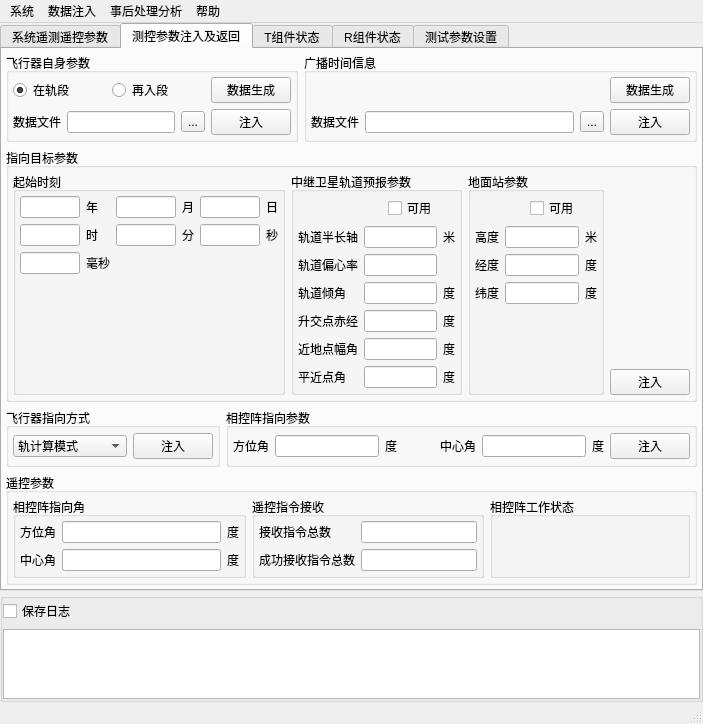
Above: InterfaceClient/interfaceclient.ui from juniperdiego/ClientOfNavigationForRXF before the change. Below: the same form after it.
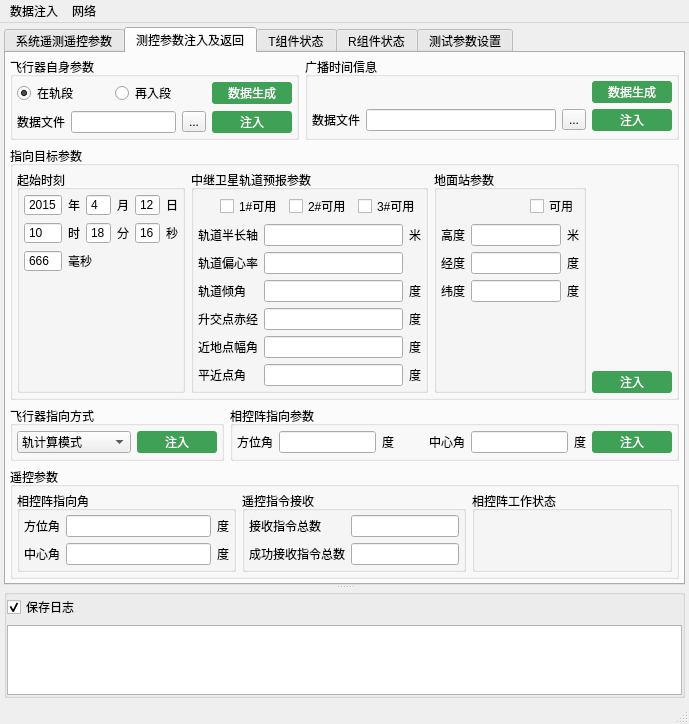
That is the form after the change. The open tabs and pages were chosen to show the change. Icons and pictures are not drawn.

What changed in the file:
```diff
--- a/InterfaceClient/interfaceclient.ui
+++ b/InterfaceClient/interfaceclient.ui
@@ -6,31 +6,42 @@
    <rect>
     <x>0</x>
     <y>0</y>
-    <width>703</width>
+    <width>689</width>
     <height>660</height>
    </rect>
   </property>
   <property name="windowTitle">
    <string>XXX地检客户端</string>
   </property>
+  <property name="styleSheet">
+   <string notr="true">QPushButton{
+background-color:rgb(63,161,86);                                            color: white;   border-radius: 3px;  border-style: outset;}
+                                           
+QPushButton:hover{
+background-color:rgb(85,192,86);}
+                                          
+QPushButton:pressed{
+color:rgb(84, 86, 82);                                                           border-style: inset; }</string>
+  </property>
   <widget class="QWidget" name="centralWidget">
-   <layout class="QGridLayout" name="gridLayout">
+   <layout class="QVBoxLayout" name="verticalLayout_5">
     <property name="leftMargin">
-     <number>0</number>
+     <number>4</number>
     </property>
     <property name="topMargin">
-     <number>0</number>
+     <number>4</number>
     </property>
     <property name="rightMargin">
-     <number>0</number>
+     <number>4</number>
     </property>
     <property name="bottomMargin">
-     <number>0</number>
+     <number>4</number>
     </property>
-    <property name="verticalSpacing">
-     <number>2</number>
-    </property>
-    <item row="0" column="0">
+    <item>
+     <widget class="QSplitter" name="splitter">
+      <property name="orientation">
+       <enum>Qt::Vertical</enum>
+      </property>
      <widget class="QTabWidget" name="tabWidget">
       <property name="currentIndex">
        <number>0</number>
@@ -718,8 +729,39 @@
              </item>
             </layout>
            </item>
+            <item row="0" column="1">
+             <widget class="QPushButton" name="rfgenPB">
+              <property name="sizePolicy">
+               <sizepolicy hsizetype="Fixed" vsizetype="Fixed">
+                <horstretch>0</horstretch>
+                <verstretch>0</verstretch>
+               </sizepolicy>
+              </property>
+              <property name="minimumSize">
+               <size>
+                <width>80</width>
+                <height>22</height>
+               </size>
+              </property>
+              <property name="text">
+               <string>数据生成</string>
+              </property>
+             </widget>
+            </item>
            <item row="1" column="1">
             <widget class="QPushButton" name="rfinPB">
+              <property name="sizePolicy">
+               <sizepolicy hsizetype="Fixed" vsizetype="Fixed">
+                <horstretch>0</horstretch>
+                <verstretch>0</verstretch>
+               </sizepolicy>
+              </property>
+              <property name="minimumSize">
+               <size>
+                <width>80</width>
+                <height>22</height>
+               </size>
+              </property>
              <property name="text">
               <string>注入</string>
              </property>
@@ -729,7 +771,7 @@
          </widget>
         </item>
         <item row="0" column="2">
-         <widget class="QGroupBox" name="groupBox_9">
+          <widget class="QGroupBox" name="rggenPB">
           <property name="title">
            <string>广播时间信息</string>
           </property>
@@ -746,13 +788,6 @@
            <property name="bottomMargin">
             <number>4</number>
            </property>
-           <item row="0" column="1">
-            <widget class="QPushButton" name="rggenPB">
-             <property name="text">
-              <string>数据生成</string>
-             </property>
-            </widget>
-           </item>
            <item row="1" column="0">
             <layout class="QHBoxLayout" name="horizontalLayout_7">
              <item>
@@ -780,11 +815,42 @@
            </item>
            <item row="1" column="1">
             <widget class="QPushButton" name="rginPB">
+              <property name="sizePolicy">
+               <sizepolicy hsizetype="Fixed" vsizetype="Fixed">
+                <horstretch>0</horstretch>
+                <verstretch>0</verstretch>
+               </sizepolicy>
+              </property>
+              <property name="minimumSize">
+               <size>
+                <width>80</width>
+                <height>22</height>
+               </size>
+              </property>
              <property name="text">
               <string>注入</string>
              </property>
             </widget>
            </item>
+            <item row="0" column="1">
+             <widget class="QPushButton" name="rfgenPB_2">
+              <property name="sizePolicy">
+               <sizepolicy hsizetype="Fixed" vsizetype="Fixed">
+                <horstretch>0</horstretch>
+                <verstretch>0</verstretch>
+               </sizepolicy>
+              </property>
+              <property name="minimumSize">
+               <size>
+                <width>80</width>
+                <height>22</height>
+               </size>
+              </property>
+              <property name="text">
+               <string>数据生成</string>
+              </property>
+             </widget>
+            </item>
           </layout>
          </widget>
         </item>
@@ -809,7 +875,302 @@
            <property name="verticalSpacing">
             <number>2</number>
            </property>
-           <item row="0" column="1" rowspan="2">
+            <item row="0" column="0" rowspan="3">
+             <widget class="QGroupBox" name="groupBox_11">
+              <property name="title">
+               <string>起始时刻</string>
+              </property>
+              <layout class="QGridLayout" name="gridLayout_8">
+               <property name="leftMargin">
+                <number>4</number>
+               </property>
+               <property name="topMargin">
+                <number>4</number>
+               </property>
+               <property name="rightMargin">
+                <number>4</number>
+               </property>
+               <property name="bottomMargin">
+                <number>4</number>
+               </property>
+               <item row="0" column="1">
+                <widget class="QLabel" name="label_24">
+                 <property name="text">
+                  <string>年</string>
+                 </property>
+                </widget>
+               </item>
+               <item row="0" column="3">
+                <widget class="QLabel" name="label_25">
+                 <property name="text">
+                  <string>月</string>
+                 </property>
+                </widget>
+               </item>
+               <item row="0" column="5">
+                <widget class="QLabel" name="label_26">
+                 <property name="text">
+                  <string>日</string>
+                 </property>
+                </widget>
+               </item>
+               <item row="1" column="5">
+                <widget class="QLabel" name="label_27">
+                 <property name="text">
+                  <string>秒</string>
+                 </property>
+                </widget>
+               </item>
+               <item row="1" column="3">
+                <widget class="QLabel" name="label_29">
+                 <property name="text">
+                  <string>分</string>
+                 </property>
+                </widget>
+               </item>
+               <item row="1" column="1">
+                <widget class="QLabel" name="label_28">
+                 <property name="text">
+                  <string>时</string>
+                 </property>
+                </widget>
+               </item>
+               <item row="3" column="0">
+                <spacer name="verticalSpacer_3">
+                 <property name="orientation">
+                  <enum>Qt::Vertical</enum>
+                 </property>
+                 <property name="sizeHint" stdset="0">
+                  <size>
+                   <width>20</width>
+                   <height>40</height>
+                  </size>
+                 </property>
+                </spacer>
+               </item>
+               <item row="2" column="1" colspan="2">
+                <widget class="QLabel" name="label_30">
+                 <property name="text">
+                  <string>毫秒</string>
+                 </property>
+                </widget>
+               </item>
+               <item row="0" column="0">
+                <widget class="QSpinBox" name="tySB">
+                 <property name="buttonSymbols">
+                  <enum>QAbstractSpinBox::NoButtons</enum>
+                 </property>
+                 <property name="minimum">
+                  <number>2000</number>
+                 </property>
+                 <property name="maximum">
+                  <number>3000</number>
+                 </property>
+                 <property name="value">
+                  <number>2015</number>
+                 </property>
+                </widget>
+               </item>
+               <item row="0" column="2">
+                <widget class="QSpinBox" name="tmSB">
+                 <property name="buttonSymbols">
+                  <enum>QAbstractSpinBox::NoButtons</enum>
+                 </property>
+                 <property name="minimum">
+                  <number>1</number>
+                 </property>
+                 <property name="maximum">
+                  <number>12</number>
+                 </property>
+                 <property name="singleStep">
+                  <number>1</number>
+                 </property>
+                 <property name="value">
+                  <number>4</number>
+                 </property>
+                </widget>
+               </item>
+               <item row="0" column="4">
+                <widget class="QSpinBox" name="tdSB">
+                 <property name="buttonSymbols">
+                  <enum>QAbstractSpinBox::NoButtons</enum>
+                 </property>
+                 <property name="minimum">
+                  <number>1</number>
+                 </property>
+                 <property name="maximum">
+                  <number>31</number>
+                 </property>
+                 <property name="value">
+                  <number>12</number>
+                 </property>
+                </widget>
+               </item>
+               <item row="1" column="0">
+                <widget class="QSpinBox" name="thSB">
+                 <property name="buttonSymbols">
+                  <enum>QAbstractSpinBox::NoButtons</enum>
+                 </property>
+                 <property name="maximum">
+                  <number>24</number>
+                 </property>
+                 <property name="value">
+                  <number>10</number>
+                 </property>
+                </widget>
+               </item>
+               <item row="1" column="2">
+                <widget class="QSpinBox" name="tmmSB">
+                 <property name="buttonSymbols">
+                  <enum>QAbstractSpinBox::NoButtons</enum>
+                 </property>
+                 <property name="maximum">
+                  <number>60</number>
+                 </property>
+                 <property name="value">
+                  <number>18</number>
+                 </property>
+                </widget>
+               </item>
+               <item row="1" column="4">
+                <widget class="QSpinBox" name="tsSB">
+                 <property name="buttonSymbols">
+                  <enum>QAbstractSpinBox::NoButtons</enum>
+                 </property>
+                 <property name="maximum">
+                  <number>60</number>
+                 </property>
+                 <property name="value">
+                  <number>16</number>
+                 </property>
+                </widget>
+               </item>
+               <item row="2" column="0">
+                <widget class="QSpinBox" name="tmsSB">
+                 <property name="buttonSymbols">
+                  <enum>QAbstractSpinBox::NoButtons</enum>
+                 </property>
+                 <property name="maximum">
+                  <number>1000</number>
+                 </property>
+                 <property name="value">
+                  <number>666</number>
+                 </property>
+                </widget>
+               </item>
+              </layout>
+             </widget>
+            </item>
+            <item row="0" column="2" rowspan="3">
+             <widget class="QGroupBox" name="groupBox_13">
+              <property name="title">
+               <string>地面站参数</string>
+              </property>
+              <layout class="QGridLayout" name="gridLayout_10">
+               <property name="leftMargin">
+                <number>4</number>
+               </property>
+               <property name="topMargin">
+                <number>4</number>
+               </property>
+               <property name="rightMargin">
+                <number>4</number>
+               </property>
+               <property name="bottomMargin">
+                <number>4</number>
+               </property>
+               <item row="2" column="2">
+                <widget class="QLabel" name="label_48">
+                 <property name="text">
+                  <string>度</string>
+                 </property>
+                </widget>
+               </item>
+               <item row="2" column="1">
+                <widget class="QLineEdit" name="rdjLE"/>
+               </item>
+               <item row="2" column="0">
+                <widget class="QLabel" name="label_47">
+                 <property name="text">
+                  <string>经度</string>
+                 </property>
+                </widget>
+               </item>
+               <item row="1" column="2">
+                <widget class="QLabel" name="label_44">
+                 <property name="text">
+                  <string>米</string>
+                 </property>
+                </widget>
+               </item>
+               <item row="1" column="1">
+                <widget class="QLineEdit" name="rdhLE"/>
+               </item>
+               <item row="1" column="0">
+                <widget class="QLabel" name="label_43">
+                 <property name="text">
+                  <string>高度</string>
+                 </property>
+                </widget>
+               </item>
+               <item row="3" column="0">
+                <widget class="QLabel" name="label_49">
+                 <property name="text">
+                  <string>纬度</string>
+                 </property>
+                </widget>
+               </item>
+               <item row="3" column="2">
+                <widget class="QLabel" name="label_50">
+                 <property name="text">
+                  <string>度</string>
+                 </property>
+                </widget>
+               </item>
+               <item row="3" column="1">
+                <widget class="QLineEdit" name="rdwLE"/>
+               </item>
+               <item row="4" column="0">
+                <spacer name="verticalSpacer_2">
+                 <property name="orientation">
+                  <enum>Qt::Vertical</enum>
+                 </property>
+                 <property name="sizeHint" stdset="0">
+                  <size>
+                   <width>20</width>
+                   <height>40</height>
+                  </size>
+                 </property>
+                </spacer>
+               </item>
+               <item row="0" column="0" colspan="3">
+                <layout class="QHBoxLayout" name="horizontalLayout_8">
+                 <item>
+                  <spacer name="horizontalSpacer_5">
+                   <property name="orientation">
+                    <enum>Qt::Horizontal</enum>
+                   </property>
+                   <property name="sizeHint" stdset="0">
+                    <size>
+                     <width>40</width>
+                     <height>20</height>
+                    </size>
+                   </property>
+                  </spacer>
+                 </item>
+                 <item>
+                  <widget class="QCheckBox" name="rduseCB">
+                   <property name="text">
+                    <string>可用</string>
+                   </property>
+                  </widget>
+                 </item>
+                </layout>
+               </item>
+              </layout>
+             </widget>
+            </item>
+            <item row="0" column="1" rowspan="3">
             <widget class="QGroupBox" name="groupBox_12">
              <property name="title">
               <string>中继卫星轨道预报参数</string>
@@ -922,7 +1283,7 @@
                 </property>
                </widget>
               </item>
-              <item row="0" column="1">
+               <item row="0" column="0" colspan="3">
                <layout class="QHBoxLayout" name="horizontalLayout_6">
                 <item>
                  <spacer name="horizontalSpacer_4">
@@ -940,326 +1301,48 @@
                 <item>
                  <widget class="QCheckBox" name="rzuseCB">
                   <property name="text">
-                   <string>可用</string>
+                    <string>1#可用</string>
                   </property>
                  </widget>
                 </item>
-               </layout>
-              </item>
-             </layout>
-            </widget>
-           </item>
-           <item row="0" column="2" rowspan="2">
-            <widget class="QGroupBox" name="groupBox_13">
-             <property name="title">
-              <string>地面站参数</string>
-             </property>
-             <layout class="QGridLayout" name="gridLayout_10">
-              <property name="leftMargin">
-               <number>4</number>
-              </property>
-              <property name="topMargin">
-               <number>4</number>
-              </property>
-              <property name="rightMargin">
-               <number>4</number>
-              </property>
-              <property name="bottomMargin">
-               <number>4</number>
-              </property>
-              <item row="2" column="2">
-               <widget class="QLabel" name="label_48">
+                 <item>
+                  <widget class="QCheckBox" name="rz2useCB">
                 <property name="text">
-                 <string>度</string>
+                    <string>2#可用</string>
                 </property>
                </widget>
               </item>
-              <item row="2" column="1">
-               <widget class="QLineEdit" name="rdjLE"/>
-              </item>
-              <item row="2" column="0">
-               <widget class="QLabel" name="label_47">
-                <property name="text">
-                 <string>经度</string>
-                </property>
-               </widget>
-              </item>
-              <item row="1" column="2">
-               <widget class="QLabel" name="label_44">
-                <property name="text">
-                 <string>米</string>
-                </property>
-               </widget>
-              </item>
-              <item row="1" column="1">
-               <widget class="QLineEdit" name="rdhLE"/>
-              </item>
-              <item row="1" column="0">
-               <widget class="QLabel" name="label_43">
-                <property name="text">
-                 <string>高度</string>
-                </property>
-               </widget>
-              </item>
-              <item row="3" column="0">
-               <widget class="QLabel" name="label_49">
-                <property name="text">
-                 <string>纬度</string>
-                </property>
-               </widget>
-              </item>
-              <item row="3" column="2">
-               <widget class="QLabel" name="label_50">
-                <property name="text">
-                 <string>度</string>
-                </property>
-               </widget>
-              </item>
-              <item row="3" column="1">
-               <widget class="QLineEdit" name="rdwLE"/>
-              </item>
-              <item row="0" column="1">
-               <layout class="QHBoxLayout" name="horizontalLayout_8">
                 <item>
-                 <spacer name="horizontalSpacer_5">
-                  <property name="orientation">
-                   <enum>Qt::Horizontal</enum>
-                  </property>
-                  <property name="sizeHint" stdset="0">
-                   <size>
-                    <width>40</width>
-                    <height>20</height>
-                   </size>
-                  </property>
-                 </spacer>
-                </item>
-                <item>
-                 <widget class="QCheckBox" name="rduseCB">
+                  <widget class="QCheckBox" name="rz3useCB">
                   <property name="text">
-                   <string>可用</string>
+                    <string>3#可用</string>
                   </property>
                  </widget>
                 </item>
                </layout>
               </item>
-              <item row="4" column="0">
-               <spacer name="verticalSpacer_2">
-                <property name="orientation">
-                 <enum>Qt::Vertical</enum>
-                </property>
-                <property name="sizeHint" stdset="0">
-                 <size>
-                  <width>20</width>
-                  <height>40</height>
-                 </size>
-                </property>
-               </spacer>
-              </item>
              </layout>
             </widget>
            </item>
-           <item row="1" column="3">
+            <item row="2" column="3">
             <widget class="QPushButton" name="rminPB">
+              <property name="sizePolicy">
+               <sizepolicy hsizetype="Fixed" vsizetype="Fixed">
+                <horstretch>0</horstretch>
+                <verstretch>0</verstretch>
+               </sizepolicy>
+              </property>
+              <property name="minimumSize">
+               <size>
+                <width>80</width>
+                <height>22</height>
+               </size>
+              </property>
              <property name="text">
               <string>注入</string>
              </property>
             </widget>
            </item>
-           <item row="0" column="0" rowspan="2">
-            <widget class="QGroupBox" name="groupBox_11">
-             <property name="title">
-              <string>起始时刻</string>
-             </property>
-             <layout class="QGridLayout" name="gridLayout_8">
-              <property name="leftMargin">
-               <number>4</number>
-              </property>
-              <property name="topMargin">
-               <number>4</number>
-              </property>
-              <property name="rightMargin">
-               <number>4</number>
-              </property>
-              <property name="bottomMargin">
-               <number>4</number>
-              </property>
-              <item row="0" column="1">
-               <widget class="QLabel" name="label_24">
-                <property name="text">
-                 <string>年</string>
-                </property>
-               </widget>
-              </item>
-              <item row="0" column="3">
-               <widget class="QLabel" name="label_25">
-                <property name="text">
-                 <string>月</string>
-                </property>
-               </widget>
-              </item>
-              <item row="0" column="2">
-               <widget class="QLineEdit" name="rtmLE">
-                <property name="sizePolicy">
-                 <sizepolicy hsizetype="Minimum" vsizetype="Fixed">
-                  <horstretch>0</horstretch>
-                  <verstretch>0</verstretch>
-                 </sizepolicy>
-                </property>
-                <property name="maximumSize">
-                 <size>
-                  <width>60</width>
-                  <height>16777215</height>
-                 </size>
-                </property>
-               </widget>
-              </item>
-              <item row="0" column="0">
-               <widget class="QLineEdit" name="rtyLE">
-                <property name="sizePolicy">
-                 <sizepolicy hsizetype="Minimum" vsizetype="Fixed">
-                  <horstretch>0</horstretch>
-                  <verstretch>0</verstretch>
-                 </sizepolicy>
-                </property>
-                <property name="maximumSize">
-                 <size>
-                  <width>60</width>
-                  <height>16777215</height>
-                 </size>
-                </property>
-               </widget>
-              </item>
-              <item row="1" column="0">
-               <widget class="QLineEdit" name="rthLE">
-                <property name="sizePolicy">
-                 <sizepolicy hsizetype="Minimum" vsizetype="Fixed">
-                  <horstretch>0</horstretch>
-                  <verstretch>0</verstretch>
-                 </sizepolicy>
-                </property>
-                <property name="maximumSize">
-                 <size>
-                  <width>60</width>
-                  <height>16777215</height>
-                 </size>
-                </property>
-               </widget>
-              </item>
-              <item row="0" column="4">
-               <widget class="QLineEdit" name="rtdLE">
-                <property name="sizePolicy">
-                 <sizepolicy hsizetype="Minimum" vsizetype="Fixed">
-                  <horstretch>0</horstretch>
-                  <verstretch>0</verstretch>
-                 </sizepolicy>
-                </property>
-                <property name="maximumSize">
-                 <size>
-                  <width>60</width>
-                  <height>16777215</height>
-                 </size>
-                </property>
-               </widget>
-              </item>
-              <item row="0" column="5">
-               <widget class="QLabel" name="label_26">
-                <property name="text">
-                 <string>日</string>
-                </property>
-               </widget>
-              </item>
-              <item row="2" column="1">
-               <widget class="QLabel" name="label_30">
-                <property name="text">
-                 <string>毫秒</string>
-                </property>
-               </widget>
-              </item>
-              <item row="2" column="0">
-               <widget class="QLineEdit" name="rtmsLE">
-                <property name="sizePolicy">
-                 <sizepolicy hsizetype="Minimum" vsizetype="Fixed">
-                  <horstretch>0</horstretch>
-                  <verstretch>0</verstretch>
-                 </sizepolicy>
-                </property>
-                <property name="maximumSize">
-                 <size>
-                  <width>60</width>
-                  <height>16777215</height>
-                 </size>
-                </property>
-               </widget>
-              </item>
-              <item row="1" column="5">
-               <widget class="QLabel" name="label_27">
-                <property name="text">
-                 <string>秒</string>
-                </property>
-               </widget>
-              </item>
-              <item row="1" column="3">
-               <widget class="QLabel" name="label_29">
-                <property name="text">
-                 <string>分</string>
-                </property>
-               </widget>
-              </item>
-              <item row="1" column="4">
-               <widget class="QLineEdit" name="rtsLE">
-                <property name="sizePolicy">
-                 <sizepolicy hsizetype="Minimum" vsizetype="Fixed">
-                  <horstretch>0</horstretch>
-                  <verstretch>0</verstretch>
-                 </sizepolicy>
-                </property>
-                <property name="maximumSize">
-                 <size>
-                  <width>60</width>
-                  <height>16777215</height>
-                 </size>
-                </property>
-               </widget>
-              </item>
-              <item row="1" column="1">
-               <widget class="QLabel" name="label_28">
-                <property name="text">
-                 <string>时</string>
-                </property>
-               </widget>
-              </item>
-              <item row="1" column="2">
-               <widget class="QLineEdit" name="rtmmLE">
-                <property name="sizePolicy">
-                 <sizepolicy hsizetype="Minimum" vsizetype="Fixed">
-                  <horstretch>0</horstretch>
-                  <verstretch>0</verstretch>
-                 </sizepolicy>
-                </property>
-                <property name="maximumSize">
-                 <size>
-                  <width>60</width>
-                  <height>16777215</height>
-                 </size>
-                </property>
-               </widget>
-              </item>
-              <item row="3" column="0">
-               <spacer name="verticalSpacer_3">
-                <property name="orientation">
-                 <enum>Qt::Vertical</enum>
-                </property>
-                <property name="sizeHint" stdset="0">
-                 <size>
-                  <width>20</width>
-                  <height>40</height>
-                 </size>
-                </property>
-               </spacer>
-              </item>
-             </layout>
-            </widget>
-           </item>
           </layout>
          </widget>
         </item>
@@ -1297,6 +1380,18 @@
            </item>
            <item>
             <widget class="QPushButton" name="rzminPB">
+              <property name="sizePolicy">
+               <sizepolicy hsizetype="Fixed" vsizetype="Fixed">
+                <horstretch>0</horstretch>
+                <verstretch>0</verstretch>
+               </sizepolicy>
+              </property>
+              <property name="minimumSize">
+               <size>
+                <width>80</width>
+                <height>22</height>
+               </size>
+              </property>
              <property name="text">
               <string>注入</string>
              </property>
@@ -1372,6 +1467,18 @@
            </item>
            <item>
             <widget class="QPushButton" name="rxinPB">
+              <property name="sizePolicy">
+               <sizepolicy hsizetype="Fixed" vsizetype="Fixed">
+                <horstretch>0</horstretch>
+                <verstretch>0</verstretch>
+               </sizepolicy>
+              </property>
+              <property name="minimumSize">
+               <size>
+                <width>80</width>
+                <height>22</height>
+               </size>
+              </property>
              <property name="text">
               <string>注入</string>
              </property>
@@ -1424,7 +1531,11 @@
                </widget>
               </item>
               <item row="0" column="1">
-               <widget class="QLineEdit" name="ryfLE"/>
+                <widget class="QLineEdit" name="ryfLE">
+                 <property name="readOnly">
+                  <bool>true</bool>
+                 </property>
+                </widget>
               </item>
               <item row="0" column="2">
                <widget class="QLabel" name="label_56">
@@ -1441,7 +1552,11 @@
                </widget>
               </item>
               <item row="1" column="1">
-               <widget class="QLineEdit" name="ryzLE"/>
+                <widget class="QLineEdit" name="ryzLE">
+                 <property name="readOnly">
+                  <bool>true</bool>
+                 </property>
+                </widget>
               </item>
               <item row="1" column="2">
                <widget class="QLabel" name="label_58">
@@ -1479,7 +1594,11 @@
                </widget>
               </item>
               <item row="1" column="1">
-               <widget class="QLineEdit" name="rysLE"/>
+                <widget class="QLineEdit" name="rysLE">
+                 <property name="readOnly">
+                  <bool>true</bool>
+                 </property>
+                </widget>
               </item>
               <item row="1" column="0">
                <widget class="QLabel" name="label_61">
@@ -1489,7 +1608,11 @@
                </widget>
               </item>
               <item row="0" column="1">
-               <widget class="QLineEdit" name="rynLE"/>
+                <widget class="QLineEdit" name="rynLE">
+                 <property name="readOnly">
+                  <bool>true</bool>
+                 </property>
+                </widget>
               </item>
              </layout>
             </widget>
@@ -1876,8 +1999,6 @@
        </layout>
       </widget>
      </widget>
-    </item>
-    <item row="1" column="0">
      <widget class="QGroupBox" name="groupBox">
       <property name="maximumSize">
        <size>
@@ -1903,9 +2024,24 @@
        </property>
        <item>
         <widget class="QCheckBox" name="logCB">
+          <property name="styleSheet">
+           <string notr="true">QCheckBox::indicator {
+     width: 16px;
+     height: 16px;
+ }
+QCheckBox::indicator:checked {
+     image: url(:/InterfaceClient/Resources/green.png);
+ }
+QCheckBox::indicator:unchecked {
+     image: url(:/InterfaceClient/Resources/red.png);
+ }e</string>
+          </property>
          <property name="text">
           <string>保存日志</string>
          </property>
+          <property name="checked">
+           <bool>true</bool>
+          </property>
         </widget>
        </item>
        <item>
@@ -1926,21 +2062,23 @@
        </item>
       </layout>
      </widget>
+     </widget>
     </item>
    </layout>
   </widget>
+  <widget class="QStatusBar" name="statusBar"/>
   <widget class="QMenuBar" name="menuBar">
    <property name="geometry">
     <rect>
      <x>0</x>
      <y>0</y>
-     <width>703</width>
+     <width>689</width>
      <height>23</height>
     </rect>
    </property>
    <widget class="QMenu" name="menu">
     <property name="title">
-     <string>系统</string>
+     <string>网络</string>
     </property>
    </widget>
    <widget class="QMenu" name="menu_2">
@@ -1948,22 +2086,19 @@
      <string>数据注入</string>
     </property>
    </widget>
-   <widget class="QMenu" name="menu_3">
-    <property name="title">
-     <string>事后处理分析</string>
-    </property>
-   </widget>
-   <widget class="QMenu" name="menu_4">
-    <property name="title">
-     <string>帮助</string>
-    </property>
-   </widget>
-   <addaction name="menu"/>
    <addaction name="menu_2"/>
-   <addaction name="menu_3"/>
-   <addaction name="menu_4"/>
+   <addaction name="menu"/>
   </widget>
-  <widget class="QStatusBar" name="statusBar"/>
+  <action name="actionGenData">
+   <property name="text">
+    <string>数据生成</string>
+   </property>
+  </action>
+  <action name="actionNetSet">
+   <property name="text">
+    <string>服务器设置</string>
+   </property>
+  </action>
  </widget>
  <layoutdefault spacing="6" margin="11"/>
  <resources>
```
Left out of the diff: 479 changed lines with no effect on the pictures. Lines whose indentation alone changed are shown as unchanged.
